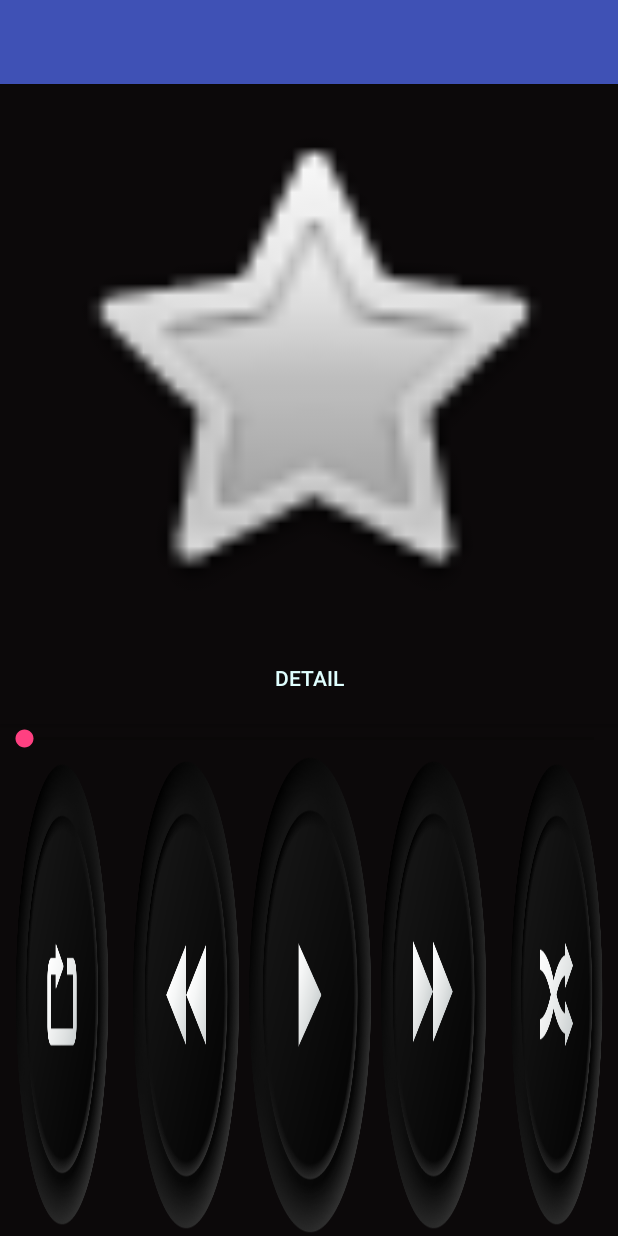
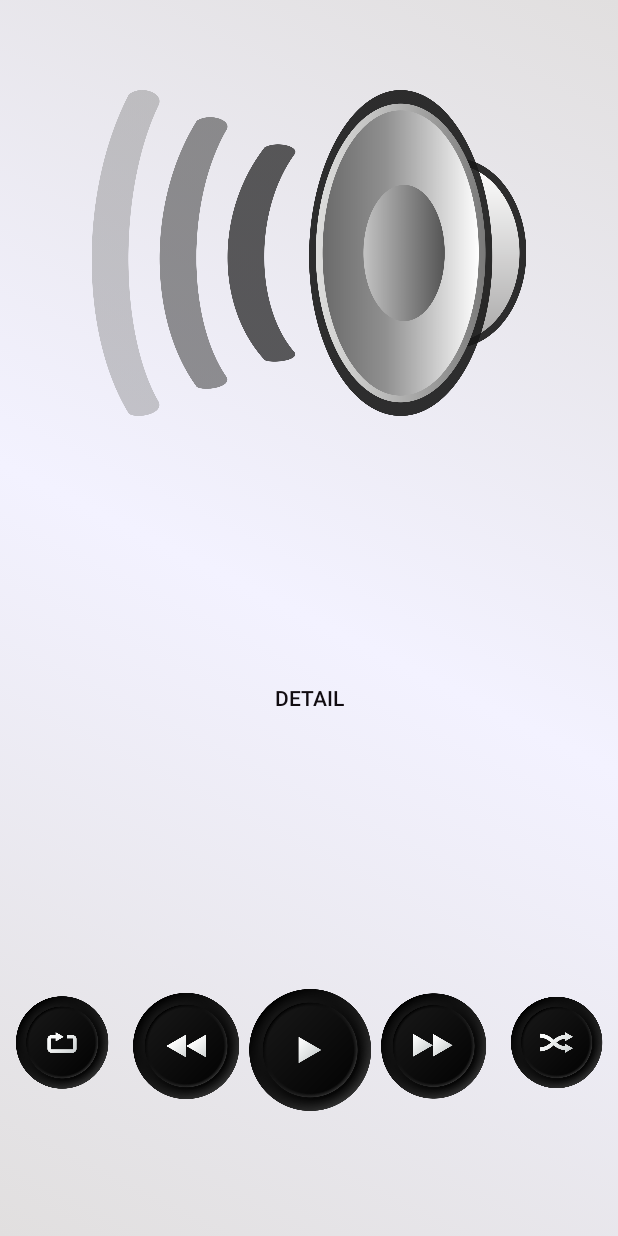
Before and after one commit to jinesh1077/Musicon, an Android app: the layout activity_main.xml on its own in the app's theme, with its tools: preview values and no code run, on a phone screen of 412 x 824 dp. Run offline under Robolectric (Android 15) with nearby library versions, the phone set to English and light mode, and no system bars.

Commit message:
commit another

```diff
--- a/app/src/main/AndroidManifest.xml
+++ b/app/src/main/AndroidManifest.xml
@@ -8,7 +8,7 @@
     <uses-permission android:name="android.permission.INTERNET"/>
     <application
         android:allowBackup="true"
-        android:icon="@mipmap/ic_launcher"
+        android:icon="@drawable/logo"
         android:label="@string/app_name"
         android:roundIcon="@mipmap/ic_launcher_round"
         android:supportsRtl="true"
@@ -28,8 +28,8 @@
             android:enabled="true"
             android:exported="true" />
 
-        <activity android:name=".SongListActivity" />
-        <activity android:name=".LyricsActivity" />
+        <activity android:name=".SongListActivity" android:theme="@style/AppTheme.NoActionBar" />
+        <activity android:name=".LyricsActivity" android:theme="@style/AppTheme.NoActionBar" />
         <activity
             android:name=".TagActivity"
             android:theme="@style/AppTheme.TagSong"></activity>
--- /dev/null
+++ b/app/src/main/res/drawable/main_background.xml
@@ -0,0 +1,15 @@
+<?xml version="1.0" encoding="utf-8"?>
+<selector xmlns:android="http://schemas.android.com/apk/res/android">
+
+    <item>
+        <shape>
+            <gradient
+                android:angle="45"
+                android:endColor="#e1dfdf"
+                android:centerColor="#f3f2ff"
+                android:startColor="#e1dfdf"
+                android:type="linear" />
+        </shape>
+    </item>
+
+</selector>
--- a/app/src/main/res/layout/activity_main.xml
+++ b/app/src/main/res/layout/activity_main.xml
@@ -7,23 +7,29 @@
     android:background="@color/metBlack"
     tools:context="com.jin10.musicon.MainActivity">
 
-    <android.support.design.widget.AppBarLayout
-        android:layout_width="match_parent"
-        android:layout_height="wrap_content"
-        android:background="@color/metBlack"
-        android:theme="@style/AppTheme.AppBarOverlay">
 
         <android.support.v7.widget.Toolbar
             android:id="@+id/toolbar"
             android:layout_width="match_parent"
             android:layout_height="?attr/actionBarSize"
-            android:background="?attr/colorPrimary"
-            app:popupTheme="@style/AppTheme.PopupOverlay" />
+            android:background="@color/metBlack"
+            app:popupTheme="@style/AppTheme.NoActionBar" />
 
-    </android.support.design.widget.AppBarLayout>
+
+
+
+
+
 
     <include
         layout="@layout/content_main"
-        android:layout_width="365dp" />
+        android:layout_width="match_parent"
+        android:layout_height="match_parent" />
+
+
+
+
+
+
 
 </android.support.design.widget.CoordinatorLayout>
--- a/app/src/main/res/layout/activity_song_list.xml
+++ b/app/src/main/res/layout/activity_song_list.xml
@@ -5,7 +5,7 @@
     android:layout_width="match_parent"
     android:layout_height="match_parent"
     android:orientation="vertical"
-    android:background="@color/metBlack"
+    android:background="@drawable/main_background"
 
     tools:context="com.jin10.musicon.SongListActivity">
 
--- a/app/src/main/res/layout/activity_tag.xml
+++ b/app/src/main/res/layout/activity_tag.xml
@@ -4,7 +4,7 @@
     xmlns:tools="http://schemas.android.com/tools"
     android:layout_width="match_parent"
     android:layout_height="match_parent"
-    android:background="#000000"
+    android:background="@drawable/main_background"
 
     tools:context="com.jin10.musicon.TagActivity">
 
@@ -24,6 +24,7 @@
         android:id="@+id/tagArtist"
         android:layout_width="163dp"
         android:layout_height="45dp"
+        android:layout_marginTop="15dp"
         android:layout_alignStart="@+id/tagSong"
         android:textColor="@color/ghostWhite"
         android:textColorHint="@color/ghostWhite"
@@ -33,7 +34,7 @@
         android:id="@+id/tagButton"
         android:layout_width="wrap_content"
         android:layout_height="wrap_content"
-        android:background="@color/metBlack"
+        android:background="@drawable/main_background"
         android:layout_below="@+id/tagSong"
         android:layout_centerHorizontal="true"
         android:layout_marginTop="25dp"
--- a/app/src/main/res/layout/content_main.xml
+++ b/app/src/main/res/layout/content_main.xml
@@ -5,7 +5,7 @@
     android:id="@+id/MainLinear"
     android:layout_width="match_parent"
     android:layout_height="match_parent"
-    android:background="@color/metBlack"
+    android:background="@drawable/main_background"
 
     android:orientation="vertical"
     app:layout_behavior="@string/appbar_scrolling_view_behavior"
@@ -16,83 +16,104 @@
     <ImageView
         android:id="@+id/cover"
         android:layout_width="match_parent"
-        android:layout_height="365dp"
-        app:srcCompat="@android:drawable/btn_star" />
+        android:layout_height="337dp"
+        android:background="@android:color/transparent"
+        android:padding="60dp"
+        android:src="@drawable/unk" />
+
+    <Button
+        android:id="@+id/songDetailPrev"
+        android:layout_width="match_parent"
+        android:layout_height="118dp"
+        android:background="@android:color/transparent"
+        android:textColor="@color/ghostWhite" />
 
     <Button
         android:id="@+id/songDetail"
         android:layout_width="match_parent"
-        android:layout_height="61dp"
-        android:background="@color/metBlack"
+        android:layout_height="93dp"
+        android:layout_marginLeft="0dp"
+        android:background="@android:color/transparent"
+        android:gravity="center_horizontal"
         android:text="@string/detail"
         android:textColor="@color/ghostWhite" />
 
-    <SeekBar
-        android:id="@+id/seekBar"
+    <Button
+        android:id="@+id/songDetailPast"
         android:layout_width="match_parent"
-        android:layout_height="20dp"
-
-        />
+        android:layout_height="47dp"
+        android:background="@android:color/transparent"
+        android:textColor="@color/ghostWhite" />
 
     <LinearLayout
         android:id="@+id/BtnLay"
         android:layout_width="match_parent"
         android:layout_height="wrap_content"
-        android:orientation="horizontal"
-
-        >
+        android:layout_marginBottom="20dp"
+        android:background="@android:color/transparent"
+        android:orientation="horizontal">
 
 
-        <Button
+        <ImageButton
             android:id="@+id/repeatButton"
             android:layout_width="wrap_content"
             android:layout_height="wrap_content"
-            android:layout_marginBottom="10dp"
             android:layout_marginLeft="10dp"
             android:layout_marginRight="10dp"
+            android:layout_marginBottom="10dp"
             android:layout_weight="1"
-            android:background="@drawable/repeat"
+            android:src="@drawable/repeat"
+            android:background="@android:color/transparent"
+            android:scaleType="fitCenter"
             android:onClick="repeatButton" />
 
-        <Button
+        <ImageButton
             android:id="@+id/prevButton"
             android:layout_width="wrap_content"
             android:layout_height="wrap_content"
-            android:layout_marginBottom="5dp"
             android:layout_marginLeft="5dp"
             android:layout_marginRight="5dp"
+            android:layout_marginBottom="5dp"
             android:layout_weight="1"
-            android:background="@drawable/prev"
+            android:src="@drawable/prev"
+            android:background="@android:color/transparent"
+            android:scaleType="fitCenter"
             android:onClick="prevButton" />
 
-        <Button
+        <ImageButton
             android:id="@+id/playButton"
             android:layout_width="wrap_content"
             android:layout_height="wrap_content"
             android:layout_weight="1"
-            android:background="@drawable/play"
+            android:src="@drawable/play"
+            android:background="@android:color/transparent"
+            android:scaleType="fitCenter"
             android:onClick="playButton" />
 
-        <Button
+        <ImageButton
             android:id="@+id/nextButton"
             android:layout_width="wrap_content"
             android:layout_height="wrap_content"
-            android:layout_marginBottom="5dp"
             android:layout_marginLeft="5dp"
             android:layout_marginRight="5dp"
+            android:layout_marginBottom="5dp"
             android:layout_weight="1"
-            android:background="@drawable/next"
+            android:src="@drawable/next"
+            android:background="@android:color/transparent"
+            android:scaleType="fitCenter"
             android:onClick="nextButton" />
 
-        <Button
+        <ImageButton
             android:id="@+id/shuffleButton"
             android:layout_width="wrap_content"
             android:layout_height="wrap_content"
-            android:layout_marginBottom="10dp"
             android:layout_marginLeft="10dp"
             android:layout_marginRight="10dp"
+            android:layout_marginBottom="10dp"
             android:layout_weight="1"
-            android:background="@drawable/shuffle"
+            android:src="@drawable/shuffle"
+            android:background="@android:color/transparent"
+            android:scaleType="fitCenter"
             android:onClick="shuffleButton"
 
             />
--- a/app/src/main/res/layout/list_design.xml
+++ b/app/src/main/res/layout/list_design.xml
@@ -4,7 +4,7 @@
     android:layout_height="match_parent"
     android:padding="5dp"
     android:onClick="songSelected"
-    android:background="@color/metBlack"
+    android:background="@drawable/main_background"
 
     >
 
--- a/app/src/main/res/values/colors.xml
+++ b/app/src/main/res/values/colors.xml
@@ -3,7 +3,7 @@
     <color name="colorPrimary">#3F51B5</color>
     <color name="colorPrimaryDark">#303F9F</color>
     <color name="colorAccent">#FF4081</color>
-    <color name="metBlack">#0C090A</color>
-    <color name="ghostWhite">#E0FFFF</color>
+    <color name="metBlack">#110c11</color>
+    <color name="ghostWhite">#110c11</color>
     <color name="secondWhite">#C2DFFF</color>
 </resources>
--- a/app/src/main/res/values/styles.xml
+++ b/app/src/main/res/values/styles.xml
@@ -15,9 +15,11 @@
 
     <style name="AppTheme.AppBarOverlay" parent="ThemeOverlay.AppCompat.Dark.ActionBar" />
 
-    <style name="AppTheme.PopupOverlay" parent="ThemeOverlay.AppCompat.Light" />
+    <style name="AppTheme.PopupOverlay" parent="ThemeOverlay.AppCompat.Light" >
 
-    <style name="AppTheme.TagSong">
+    </style>>
+
+    <style name="AppTheme.TagSong" parent="AppTheme.NoActionBar">
         <item name="android:windowIsTranslucent">true</item>
         <item name="android:windowCloseOnTouchOutside">true</item>
     </style>
--- a/build.gradle
+++ b/build.gradle
@@ -7,7 +7,7 @@ buildscript {
         jcenter()
     }
     dependencies {
-        classpath 'com.android.tools.build:gradle:3.0.1'
+        classpath 'com.android.tools.build:gradle:3.3.0'
 
 
         // NOTE: Do not place your application dependencies here; they belong
```
Also changed, not shown: app/src/main/java/com/jin10/musicon/MainActivity.java (+58 -20 lines), app/src/main/java/com/jin10/musicon/MyService.java (+28 -21 lines), app/src/main/java/com/jin10/musicon/Song.java (+13 -1 lines), app/src/main/java/com/jin10/musicon/SongListActivity.java (+25 -5 lines), app/src/main/java/com/jin10/musicon/TagActivity.java (+7 -1 lines), app/src/main/res/drawable/logo.png (added), app/src/main/res/drawable/unk.png (added), gradle/wrapper/gradle-wrapper.properties.
